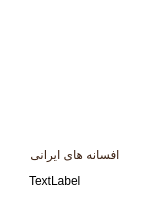
First picture: the form in Client/user/bookcard.ui, repository Onyx1907/Lumina-EBook-Platform, before the edit.
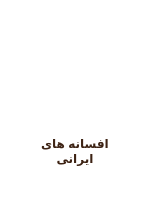
Second picture: the form after the edit. Icons and pictures are not drawn.

Diff of the .ui file:
```diff
--- a/Client/user/bookcard.ui
+++ b/Client/user/bookcard.ui
@@ -74,8 +74,17 @@
    </item>
    <item row="3" column="0">
     <widget class="QLabel" name="total_revenue_label">
+     <property name="styleSheet">
+      <string notr="true">QLabel{
+	color: #3d2314;
+font-size: 12px;
+}</string>
+     </property>
      <property name="text">
-      <string>TextLabel</string>
+      <string/>
+     </property>
+     <property name="alignment">
+      <set>Qt::AlignCenter</set>
      </property>
     </widget>
    </item>
@@ -90,6 +99,8 @@
      <property name="styleSheet">
       <string notr="true">QLabel{
 	color: #3d2314;
+font-size: 13px;
+    font-weight: bold;
 }</string>
      </property>
      <property name="text">
```
